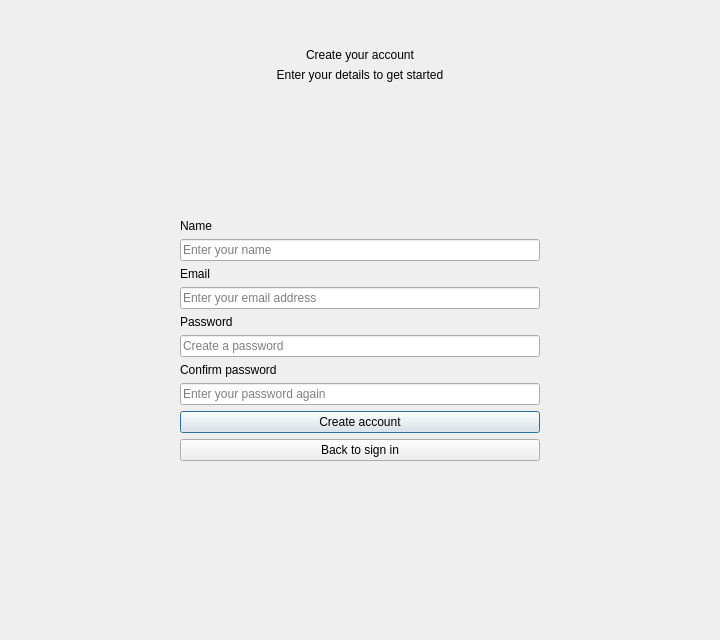
First picture: the form in senyasabi/ui/designer/register.ui, repository Richalene/Senyasabi_V1, before the edit.
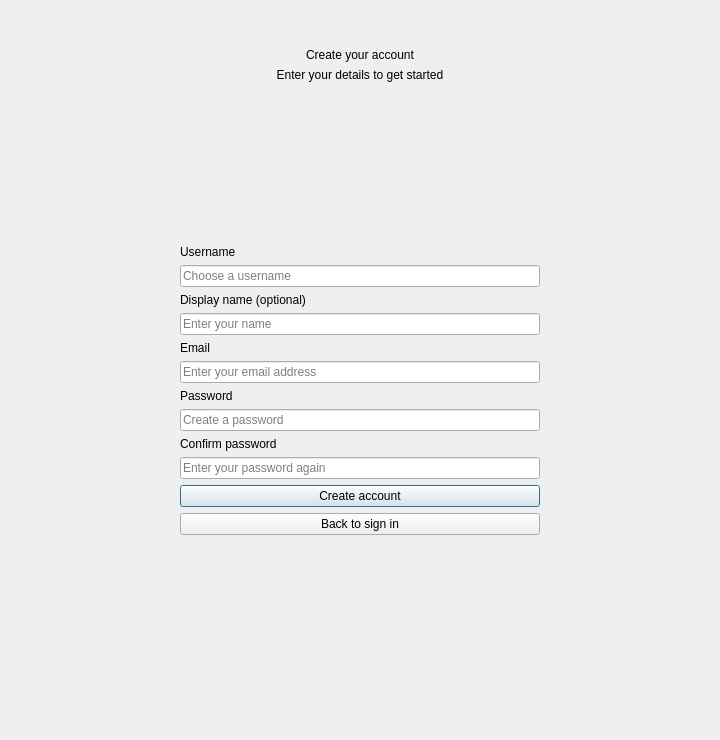
Second picture: the form after the edit.

What changed in the file:
```diff
--- a/senyasabi/ui/designer/register.ui
+++ b/senyasabi/ui/designer/register.ui
@@ -3,7 +3,7 @@
  <class>RegisterPage</class>
  <widget class="QWidget" name="RegisterPage">
   <property name="geometry">
-   <rect><x>0</x><y>0</y><width>720</width><height>640</height></rect>
+   <rect><x>0</x><y>0</y><width>720</width><height>740</height></rect>
   </property>
   <property name="windowTitle">
    <string>SenyaSabi — Create Account</string>
@@ -31,9 +31,20 @@
      <property name="sizeHint" stdset="0"><size><width>20</width><height>12</height></size></property>
     </spacer>
    </item>
+   <item>
+    <widget class="QLabel" name="usernameLabel">
+     <property name="text"><string>Username</string></property>
+    </widget>
+   </item>
+   <item>
+    <widget class="QLineEdit" name="usernameInput">
+     <property name="placeholderText"><string>Choose a username</string></property>
+     <property name="clearButtonEnabled"><bool>true</bool></property>
+    </widget>
+   </item>
    <item>
     <widget class="QLabel" name="nameLabel">
-     <property name="text"><string>Name</string></property>
+     <property name="text"><string>Display name (optional)</string></property>
     </widget>
    </item>
    <item>
```
